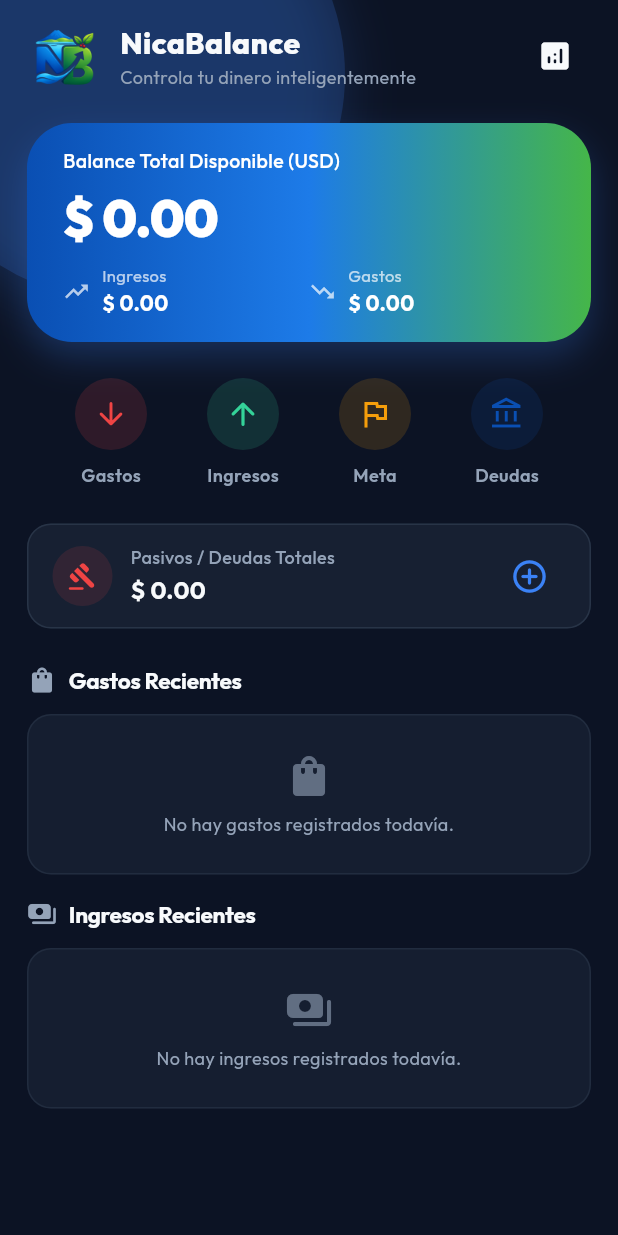
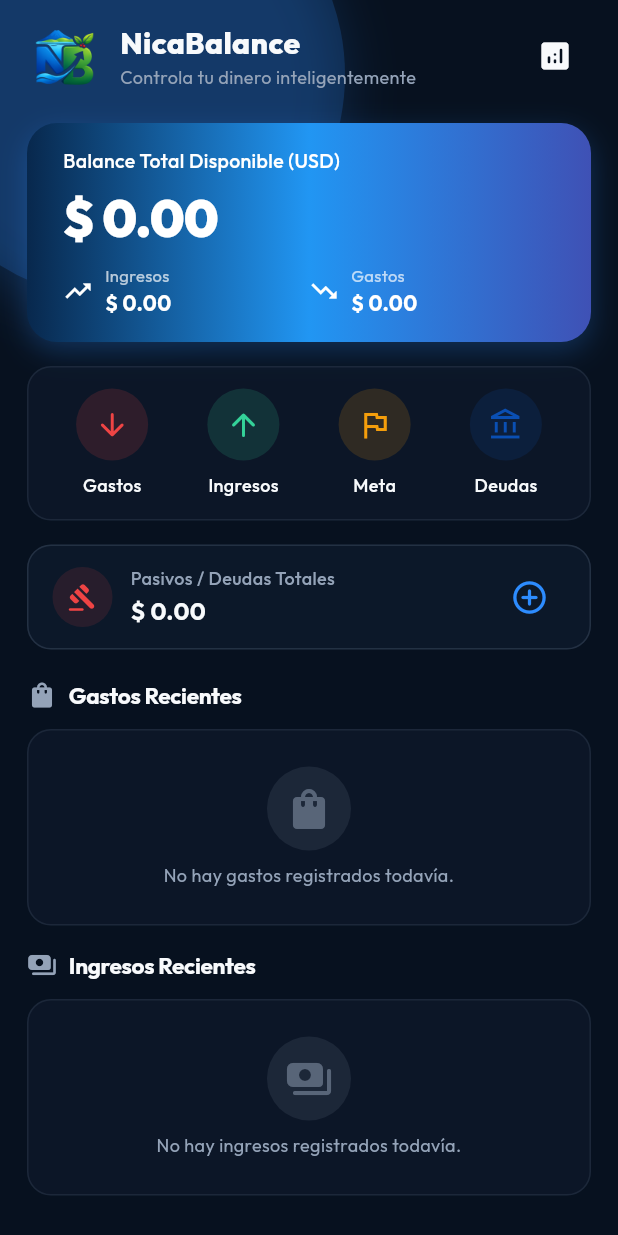
Before and after one commit to AlexM505/Nica-Balance, a Flutter app: the HomeDashboardView screen opened directly, on a phone screen of 412 x 824 dp. Run offline on Flutter 3.47's test engine with Material 3 defaults, Android fonts, the phone set to English and light mode, and no system bars; our stand-ins replace flutter_native_splash, google_fonts, objectbox, shared_preferences; accounts and stored records are empty; generated files the repository leaves out were written again.

Commit message:
Fix: adjust and little change in ui [home]

```diff
--- a/lib/core/theme/app_theme.dart
+++ b/lib/core/theme/app_theme.dart
@@ -4,15 +4,19 @@ import 'package:google_fonts/google_fonts.dart';
 class AppTheme {
 
   // Paleta de Colores Dark Premium
-  static const primaryColor = Color(0xFF3B82F6);       // Azul Eléctrico Vibrante
+  // static const primaryColor = Color(0xFF3B82F6);       // Azul Eléctrico Vibrante
   static const accentColor = Color(0xFF45B649);        // Esmeralda Moderno
   // static const backgroundColor = Color(0xFF0B1120);    // Azul Pizarra Muy Oscuro (Fondo)
-  static const surfaceColor = Color(0xFF1E293B);       // Gris Azulado Oscuro (Tarjetas/Inputs)
+  // static const surfaceColor = Color(0xFF1E293B);       // Gris Azulado Oscuro (Tarjetas/Inputs)
   static const textPrimary = Color(0xFFF8FAFC);        // Blanco Hueso Alta Claridad
   static const textSecondary = Color(0xFF94A3B8);      // Gris Atramado (Subtítulos)
   static const borderColor = Color(0xFF334155);        // Borde Sutil Oscuro
-  // static const backgroundColor = Color(0xFF061313);
-  static const backgroundColor = Color(0xFF0C1324);
+
+  // static const backgroundColor = Color(0xFF0C1324);
+
+  static const primaryColor = Color(0xFF2D8CFF);
+  static const backgroundColor = Color(0xFF07111F);
+  static const surfaceColor = Color(0xFF101C2F);
 
   static ThemeData get premiumDarkTheme {
     return ThemeData(
--- a/lib/presentation/expenses/views/expense_list_screen.dart
+++ b/lib/presentation/expenses/views/expense_list_screen.dart
@@ -14,7 +14,7 @@ class ExpenseListScreen extends StatelessWidget {
   Widget build(BuildContext context) {
     final viewModel = context.watch<ExpenseViewModel>();
 
-    final expenses = viewModel.expenses;
+    // final expenses = viewModel.expenses;
     // Calcular el total histórico directo de la fuente para el encabezado de esta vista
     // final double totalExpense = expenses.fold(0.0, (sum, item) => sum + item.amount);
 
--- a/lib/presentation/home/views/home_dashboard_view.dart
+++ b/lib/presentation/home/views/home_dashboard_view.dart
@@ -62,11 +62,11 @@ Widget build(BuildContext context) {
                 expenses: dashboardVM.totalExpensesUsd,
               ),
 
-              const SizedBox(height: 8),
+              const SizedBox(height: 16),
 
               QuickActionsSection(),
 
-              const SizedBox(height: 8),
+              const SizedBox(height: 16),
 
               Consumer<DebtViewModel>(
                 builder: (context, debtVM, child) {
@@ -133,7 +133,7 @@ Widget build(BuildContext context) {
                 },
               ),
 
-              const SizedBox(height: 24),
+              const SizedBox(height: 20),
 
               //         // SECCIÓN: Últimos Gastos
               _buildSectionHeader(
@@ -348,7 +348,11 @@ Widget build(BuildContext context) {
         child: Column(
             mainAxisAlignment: MainAxisAlignment.center,
             children: [
-              Icon(icon, size: 32, color: AppTheme.textSecondary.withValues(alpha: 0.6)),
+              CircleAvatar(
+                radius: 28,
+                backgroundColor: AppTheme.textSecondary.withValues(alpha: 0.12),
+                child: Icon(icon, size: 32, color: AppTheme.textSecondary.withValues(alpha: 0.5)),
+              ),
               const SizedBox(height: 8),
               Text(
                 message,
--- a/lib/presentation/home/widgets/action_button.dart
+++ b/lib/presentation/home/widgets/action_button.dart
@@ -1,4 +1,5 @@
 import 'package:flutter/material.dart';
+import 'package:nica_balance/core/theme/app_theme.dart';
 
 class ActionButton extends StatelessWidget {
   final IconData icon;
@@ -33,7 +34,8 @@ class ActionButton extends StatelessWidget {
             label,
             style: const TextStyle(
               fontSize: 12,
-              fontWeight: FontWeight.w600,
+              fontWeight: FontWeight.w500,
+              color: AppTheme.textPrimary,
             ),
           ),
         ],
--- a/lib/presentation/home/widgets/balance_hero_card.dart
+++ b/lib/presentation/home/widgets/balance_hero_card.dart
@@ -19,19 +19,19 @@ class BalanceHeroCard extends StatelessWidget {
     return Container(
       padding: const EdgeInsets.symmetric(horizontal: 24, vertical: 16),
       decoration: BoxDecoration(
-        borderRadius: BorderRadius.circular(30),
+        borderRadius: BorderRadius.circular(20),
         gradient: const LinearGradient(
           colors: [
-            Color(0xFF0A4FB3),
-            Color(0xFF1D7BE8),
-            Color(0xFF45B649),
+            Color(0xFF08284D),
+            Colors.blue,
+            Colors.indigo,
           ],
         ),
         boxShadow: [
           BoxShadow(
             color: AppTheme.primaryColor.withValues(alpha: 0.25),
-            blurRadius: 20,
-            offset: const Offset(0, 10),
+            blurRadius: 16,
+            offset: const Offset(0, 6),
           )
         ],
       ),
--- a/lib/presentation/home/widgets/hero_metric.dart
+++ b/lib/presentation/home/widgets/hero_metric.dart
@@ -17,8 +17,8 @@ class Metric extends StatelessWidget {
       children: [
         Icon(
           icon,
-          color: Colors.white70,
-          size: 18,
+          color: Colors.white,
+          size: 20,
         ),
         const SizedBox(width: 8),
         Column(
--- a/lib/presentation/home/widgets/quick_actions_section.dart
+++ b/lib/presentation/home/widgets/quick_actions_section.dart
@@ -1,4 +1,5 @@
 import 'package:flutter/material.dart';
+import 'package:nica_balance/core/theme/app_theme.dart';
 import 'package:nica_balance/presentation/debts/views/debts_list_screen.dart';
 import 'package:nica_balance/presentation/expenses/views/expense_list_screen.dart';
 import 'package:nica_balance/presentation/goals/views/goal_form_screen.dart';
@@ -12,11 +13,16 @@ class QuickActionsSection extends StatelessWidget {
   Widget build(BuildContext context) {
     return Container(
       padding: const EdgeInsets.symmetric(
-        vertical: 16,
+        vertical: 14,
         horizontal: 12,
       ),
+      // decoration: BoxDecoration(
+      //   borderRadius: BorderRadius.circular(24),
+      // ),
       decoration: BoxDecoration(
-        borderRadius: BorderRadius.circular(24),
+        color: AppTheme.surfaceColor.withValues(alpha: 0.5),
+        borderRadius: BorderRadius.circular(16),
+        border: Border.all(color: AppTheme.borderColor.withValues(alpha: 0.4)),
       ),
       child: Row(
         mainAxisAlignment: MainAxisAlignment.spaceAround,
--- a/lib/presentation/income/views/income_list_screen.dart
+++ b/lib/presentation/income/views/income_list_screen.dart
@@ -14,7 +14,7 @@ class IncomeListScreen extends StatelessWidget {
     final incomes = incomeViewModel.incomes;
 
     // Calcular el total histórico directo de la fuente para el encabezado de esta vista
-    final double totalIncomes = incomes.fold(0.0, (sum, item) => sum + item.amount);
+    // final double totalIncomes = incomes.fold(0.0, (sum, item) => sum + item.amount);
 
     return Scaffold(
       appBar: AppBar(
```
